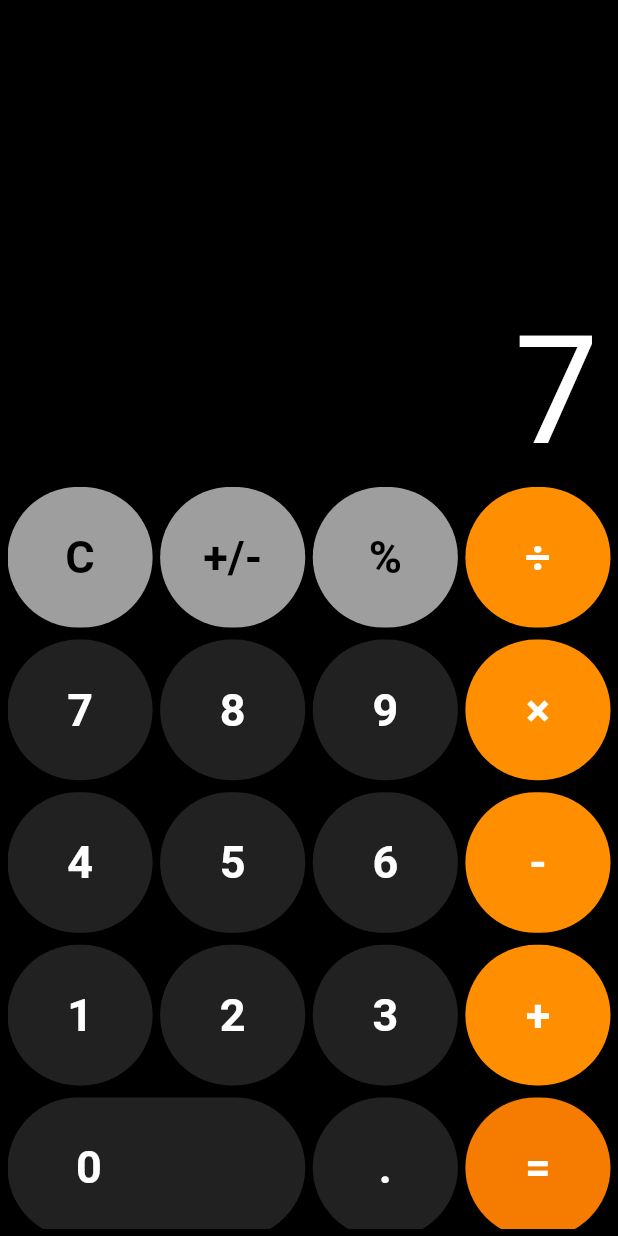
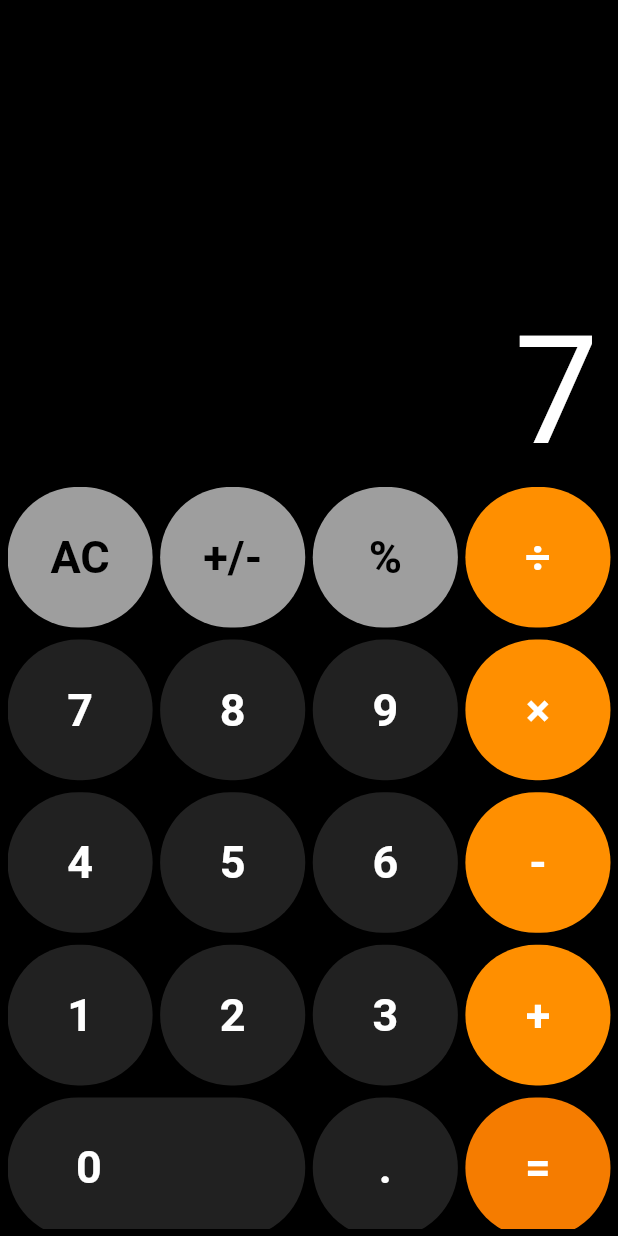
Before and after one commit to solankismit/Calculator-App, a Flutter app: the screen it shows after launch, after a tap on an icon or button, on a phone screen of 412 x 824 dp. Run offline on Flutter 3.47's test engine with Material 2 defaults, Android fonts, the phone set to English and light mode, and no system bars; our stand-ins replace fluttertoast, math_expressions; Roboto replaces fonts that are missing (Schyler).

Commit message:
Bugs Solved V 1.1.1

```diff
--- a/lib/main.dart
+++ b/lib/main.dart
@@ -1,10 +1,9 @@
-import 'dart:ffi';
-
 import 'package:calculator/services/MyButton.dart';
 import 'package:flutter/material.dart';
 import 'package:flutter/services.dart';
 import 'package:flutter_staggered_grid_view/flutter_staggered_grid_view.dart';
 import 'package:math_expressions/math_expressions.dart';
+import 'package:fluttertoast/fluttertoast.dart';
 
 Future<void> main() async {
   WidgetsFlutterBinding.ensureInitialized();
@@ -12,24 +11,26 @@ Future<void> main() async {
     DeviceOrientation.portraitUp,
     DeviceOrientation.portraitDown,
   ]);
-  runApp(
-      MaterialApp(theme: ThemeData(fontFamily: 'Schyler'), home: Calculator()));
+
+  runApp(MaterialApp(
+      theme: ThemeData(fontFamily: 'Schyler'), home: const Calculator()));
 }
 
 class Calculator extends StatefulWidget {
+
   const Calculator({Key? key}) : super(key: key);
-
   @override
   State<Calculator> createState() => _CalculatorState();
 }
 
 class _CalculatorState extends State<Calculator> {
-  int count =0;
+  int count = 0;
   var userInput = '';
-  var result = '';
+  var result = '0';
   var selectedOpr = '';
   var temp = '';
   var tempres = '';
+  bool mod = false;
   dynamic clearbtn = 'AC';
   final List<String> buttons = [
     'AC',
@@ -50,12 +51,13 @@ class _CalculatorState extends State<Calculator> {
     '+',
     '0',
     '.',
-    // '+-',
     '='
   ];
 
+  @override
   void initState() {
     super.initState();
+
     SystemChrome.setPreferredOrientations([
       DeviceOrientation.portraitDown,
       DeviceOrientation.portraitUp,
@@ -64,13 +66,10 @@ class _CalculatorState extends State<Calculator> {
 
   @override
   Widget build(BuildContext context) {
-    // print("$userInput at Count $count");count++;
     var size = MediaQuery.of(context).size;
     var height = size.height;
-    var width = size.width;
     return Scaffold(
       appBar: AppBar(
-          // title: Text('Calculator', style: TextStyle(fontSize: 50)),
         backgroundColor: Colors.black,
       ),
       backgroundColor: Colors.black,
@@ -78,46 +77,28 @@ class _CalculatorState extends State<Calculator> {
         mainAxisAlignment: MainAxisAlignment.end,
         crossAxisAlignment: CrossAxisAlignment.end,
         children: [
-              // Expanded(
-              //   flex: 1,
-                // child: SizedBox.expand(
-
-                // onHorizontalDragEnd: (DragEndDetails details) {
-                //   if (details.primaryVelocity! < 0) {
-                //     // User swiped Right{
-                //     print("HORIZONTAL DETECTED");
-                //     setState(() {
-                //       userInput =
-                //           userInput.substring(0, userInput.length - 1);
-                //     });
-                //   }
-                // },
-              Container(
-                // constraints: BoxConstraints(minHeight: 10,minWidth: width,maxHeight: height,maxWidth: width),
-                // alignment: AlignmentDirectional.topCenter,
-                // height: height*0.27,
-                // width: width,
-                child:
           GestureDetector(
             onHorizontalDragEnd: (DragEndDetails details) {
               // print(
               //     "Drag End : ${details.velocity.pixelsPerSecond.dx}");
               setState(() {
-                            if (details.velocity.pixelsPerSecond.dx > 0 ){
+                if (details.velocity.pixelsPerSecond.dx > 0) {
                   tempres = result;
                   result = result.substring(0, result.length - 1);
                   userInput = userInput.substring(0, userInput.length - 1);
-                              temp += tempres[tempres.length-1];
-                              if(result == ''){temp = '';}
+                  temp += tempres[tempres.length - 1];
+                  if (result == '') {
+                    temp = '';
+                  }
                   // print("Swipe 1");
                   // print(temp);
-                            }
-                            else if ( details.velocity.pixelsPerSecond.dx < 0 && temp!='') {
+                } else if (details.velocity.pixelsPerSecond.dx < 0 &&
+                    temp != '') {
                   // print("Swipe 2");
                   // print("Before Swipe 2 : $temp");
-                              result +=temp[temp.length-1];
-                              userInput +=temp[temp.length-1];
-                              temp=temp.substring(0,temp.length-1);
+                  result += temp[temp.length - 1];
+                  userInput += temp[temp.length - 1];
+                  temp = temp.substring(0, temp.length - 1);
                   // print("After Swipe 2 : $temp");
                 }
               });
@@ -127,22 +108,22 @@ class _CalculatorState extends State<Calculator> {
                 alignment: Alignment.centerRight,
                 child: SelectableText(
                   result,
-                              toolbarOptions: ToolbarOptions(copy: true,cut: true,paste: true,selectAll: true),
+                  toolbarOptions: ToolbarOptions(
+                      copy: true, cut: true, paste: true, selectAll: true),
                   style: TextStyle(
                     fontSize: result.length > 5 ? 70 : 100,
                     color: Colors.white,
                     // fontWeight: FontWeight.bold
                   ),
-                            )
+                )),
           ),
-                      ),),
           // Expanded(
           //     flex: 2,
           //     child:
           Container(
             // width: width,
             // alignment: Alignment.bottomCenter,
-                    height: height*0.6,
+            height: height * 0.6,
             padding: EdgeInsets.all(0),
             margin: EdgeInsets.all(5),
             child: StaggeredGridView.countBuilder(
@@ -155,16 +136,16 @@ class _CalculatorState extends State<Calculator> {
                   //Clear Button
                   if (index == 0) {
                     return MyButton(
-                              buttonText: result.length>0 ? 'C' : clearbtn,
+                      buttonText: int.parse(result.replaceAll('.', ''))==0 ? 'AC' : clearbtn,
                       color: Colors.grey.shade500,
                       textColor: Colors.black,
                       buttonTapped: () {
                         setState(() {
-                                  clearbtn = 'AC';
+                          clearbtn = 'C';
                           temp = '';
                           selectedOpr = '';
                           userInput = '';
-                                  result = '';
+                          result = '0';
                         });
                       },
                     );
@@ -178,9 +159,11 @@ class _CalculatorState extends State<Calculator> {
                       textColor: Colors.black,
                       buttonTapped: () {
                         setState(() {
-                                  userInput = userInput.replaceRange(
-                                      0, userInput.length, Negate(userInput));
-                                  result = result.replaceRange(0, result.length, Negate(result));
+                          // userInput = userInput.replaceRange(
+                          //     0, userInput.length, Negate(userInput));
+                          result = result.replaceRange(
+                              0, result.length, Negate(result));
+                          userInput = userInput + '+($result) $result';
                         });
                       },
                     );
@@ -194,8 +177,8 @@ class _CalculatorState extends State<Calculator> {
                       buttonTapped: () {
                         setState(() {
                           selectedOpr = '';
-                                  temp='';
-                                  equalPressed();
+                          temp = '';
+                          result = equalPressed();
                         });
                       },
                     );
@@ -210,9 +193,10 @@ class _CalculatorState extends State<Calculator> {
                         setState(() {
                           // userInput =
                           //     OperatorAdder(userInput, buttons[index]);
-                                  result = ((double.parse(result))*0.01).toString();
-                                  userInput += '-${double.parse(result)*100}';
-                                  userInput +='+ $result';
+                          result = ((double.parse(result)) * 0.01).toString();
+                          userInput += '-${double.parse(result) * 100}';
+                          userInput += '+ $result';
+                          mod = true;
                           // print(userInput);
                           // print(result);
                         });
@@ -223,18 +207,37 @@ class _CalculatorState extends State<Calculator> {
                       buttonTapped: () {
                         setState(() {
                           if (!isOperator(buttons[index])) {
+                            if (result.length <= 12) {
+                              if (mod) {
+                                result = '';
+                                userInput += '×' + buttons[index];
+                                result +=buttons[index];
+                                mod = false;
+                              } else {
                                 userInput += buttons[index];
-                                    if (buttons[index]=='.' && result.contains('.')){
+                                if (buttons[index] == '.') {
+                                  if(result.contains('.')){
                                     print('in dot');
-                                      userInput = userInput.substring(0,userInput.length-2);
+                                    userInput = userInput.substring(
+                                        0, userInput.length - 2);
                                     result = result;
                                   }
-                                    else if (result == '' || int.parse(result.replaceAll('.',''))==0) {
+                                  else{
+                                    if(result == ''){result+='0'+buttons[index];}
+                                    else{result+=buttons[index];}
+                                  }
+                                }
+                                else if(result[result.length-1]=='.'){
+                                  result+=buttons[index];
+                                }
+                                else if (result == '' ||
+                                    int.parse(result.replaceAll('.', '')) ==
+                                        0) {
                                   print('in parse');
-                                      result='';
+                                  result = '';
                                   result += buttons[index];
                                 } else if (isOperator(
-                                            userInput[userInput.length-2])) {
+                                    userInput[userInput.length - 2])) {
                                   result = '';
                                   result += buttons[index];
                                 }
@@ -243,12 +246,17 @@ class _CalculatorState extends State<Calculator> {
                                 //     result = result;
                                 // }
                                 else {
-                                      result +=buttons[index];
+                                  result += buttons[index];
                                 }
                               }
-                                  else if(result.length==0){result = 'Error';}
-                                  else {
+                            } else {
+                              showToast();
+                            }
+                          } else if (result.length == 0) {
+                            result = 'Error';
+                          } else {
                             selectedOpr = buttons[index];
+                            mod = false;
                             userInput =
                                 OperatorAdder(userInput, buttons[index]);
                           }
@@ -284,7 +292,8 @@ class _CalculatorState extends State<Calculator> {
   }
 
   String OperatorAdder(String str, String btn) {
-    if (isOperator(str[str.length - 1]) || (str[str.length-1] == '%' && btn == '%')) {
+    if (isOperator(str[str.length - 1]) ||
+        (str[str.length - 1] == '%' && btn == '%')) {
       return str.replaceRange(str.length - 1, str.length, btn);
     } else {
       return userInput + btn;
@@ -297,7 +306,9 @@ class _CalculatorState extends State<Calculator> {
     } else
       return '-' + userInput;
   }
+
   String equalPressed() {
+    String result;
     print("Equal Called");
     if (isOperator(userInput[userInput.length - 1])) {
       result = 'Error';
@@ -315,8 +326,22 @@ class _CalculatorState extends State<Calculator> {
     print(exp);
     ContextModel cm = ContextModel();
     double eval = exp.evaluate(EvaluationType.REAL, cm);
-    result = eval.toStringAsFixed(eval.truncateToDouble() == eval ? 0 : 10).replaceAll(regex, '');
+    result = eval
+        .toStringAsFixed(eval.truncateToDouble() == eval ? 0 : 10)
+        .replaceAll(regex, '');
 
     return result;
   }
+
+  void showToast(){
+    Fluttertoast.showToast(
+        msg: "Can't Enter more than 13 digits",
+        toastLength: Toast.LENGTH_SHORT,
+        gravity: ToastGravity.BOTTOM,
+        timeInSecForIosWeb: 1,
+        backgroundColor: Colors.grey.shade600,
+        textColor: Colors.white,
+        fontSize: 16.0
+    );
   }
+}
--- a/pubspec.yaml
+++ b/pubspec.yaml
@@ -27,6 +27,7 @@ environment:
 # the latest version available on pub.dev. To see which dependencies have newer
 # versions available, run `flutter pub outdated`.
 dependencies:
+  fluttertoast: ^8.0.9
   flutter_staggered_grid_view: ^0.4.0
   math_expressions: ^2.3.1
   flutter:
@@ -38,9 +39,14 @@ dependencies:
   cupertino_icons: ^1.0.2
 
 dev_dependencies:
+  flutter_launcher_icons: ^0.9.3
   flutter_test:
     sdk: flutter
 
+flutter_icons:
+  android: true
+  ios: true
+  image_path: "assets/calculator.png"
   # The "flutter_lints" package below contains a set of recommended lints to
   # encourage good coding practices. The lint set provided by the package is
   # activated in the `analysis_options.yaml` file located at the root of your
```
Also changed, not shown: flutter_launcher_icons.yaml (added, +7 -0 lines), assets/calculator.png (added), pubspec.lock, 22 other files. Lines whose indentation alone changed are shown as unchanged.
